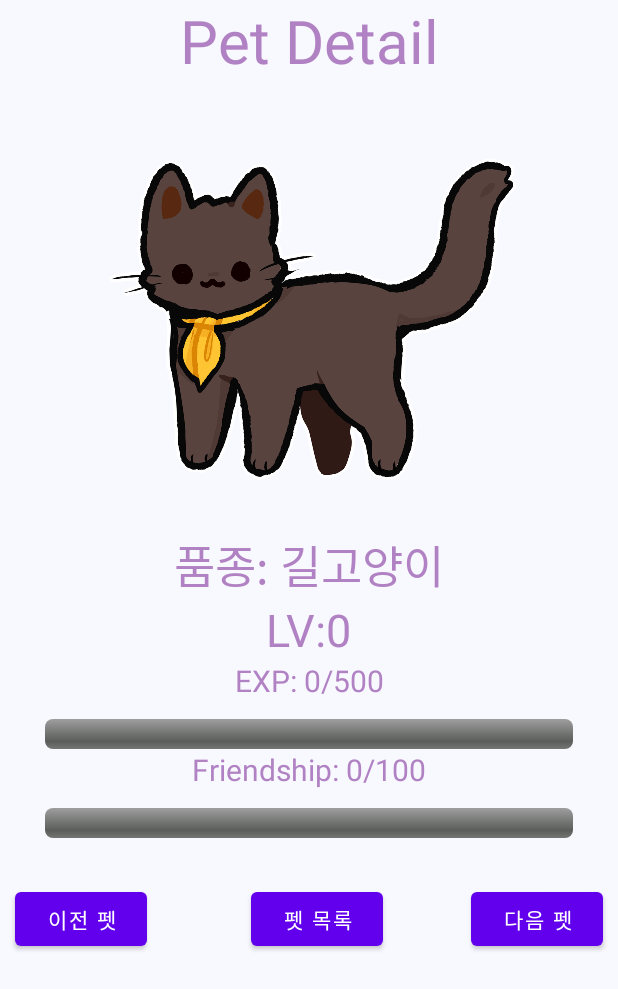
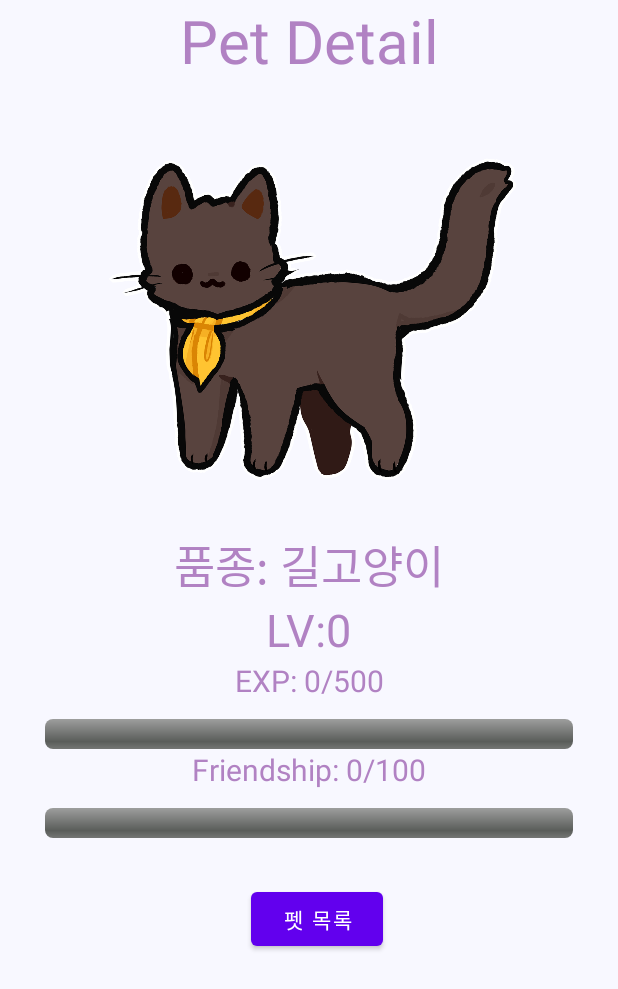
Before and after one commit to Insiro/life_pet_client, an Android app: the pet_act screen opened directly, with no data from a screen before it, on a phone screen of 412 x 824 dp. Shown: the top 989 px of the screen. Run offline under Robolectric (Android 15) with nearby library versions, the phone set to English and light mode, and no system bars; network calls fail.

Commit message:
delete button

```diff
--- a/app/src/main/java/com/insiro/lifepet/DashBoard.java
+++ b/app/src/main/java/com/insiro/lifepet/DashBoard.java
@@ -43,6 +43,7 @@ public class DashBoard extends AppCompatActivity {
         bottomNavigationView = findViewById(R.id.navigation);
         getData();
         if (habits != null) {
+
             int total = habits.size();
             int achieve = 0;
             for (Habit habit : habits) {
--- a/app/src/main/res/layout/activity_pet.xml
+++ b/app/src/main/res/layout/activity_pet.xml
@@ -102,17 +102,6 @@
         />
 
     <Button
-        android:id="@+id/pet_detail_previous_button"
-        android:layout_width="wrap_content"
-        android:layout_height="wrap_content"
-        android:layout_marginLeft="10dp"
-        android:layout_marginTop="30dp"
-        app:layout_constraintTop_toBottomOf="@id/pet_detail_friendship_progress"
-        app:layout_constraintLeft_toLeftOf="parent"
-        android:text="@string/previous_pet"
-        />
-
-    <Button
         android:id="@+id/pet_detail_list_button"
         android:layout_width="wrap_content"
         android:layout_height="wrap_content"
@@ -124,17 +113,5 @@
         android:text="@string/pet_list"
         />
 
-    <Button
-        android:id="@+id/pet_detail_next_button"
-        android:layout_width="wrap_content"
-        android:layout_height="wrap_content"
-        android:layout_marginRight="10dp"
-        android:layout_marginTop="30dp"
-        app:layout_constraintTop_toBottomOf="@id/pet_detail_friendship_progress"
-        app:layout_constraintRight_toRightOf="parent"
-        android:text="@string/next_pet"
-        />
-
-
 
 </androidx.constraintlayout.widget.ConstraintLayout>
```
